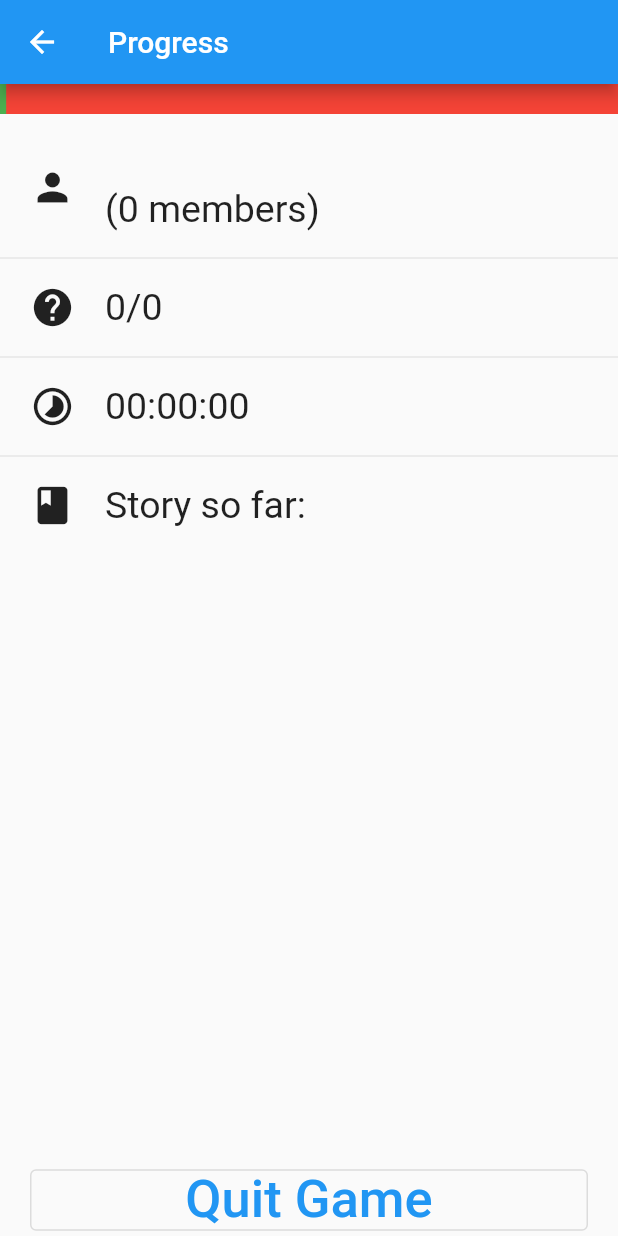
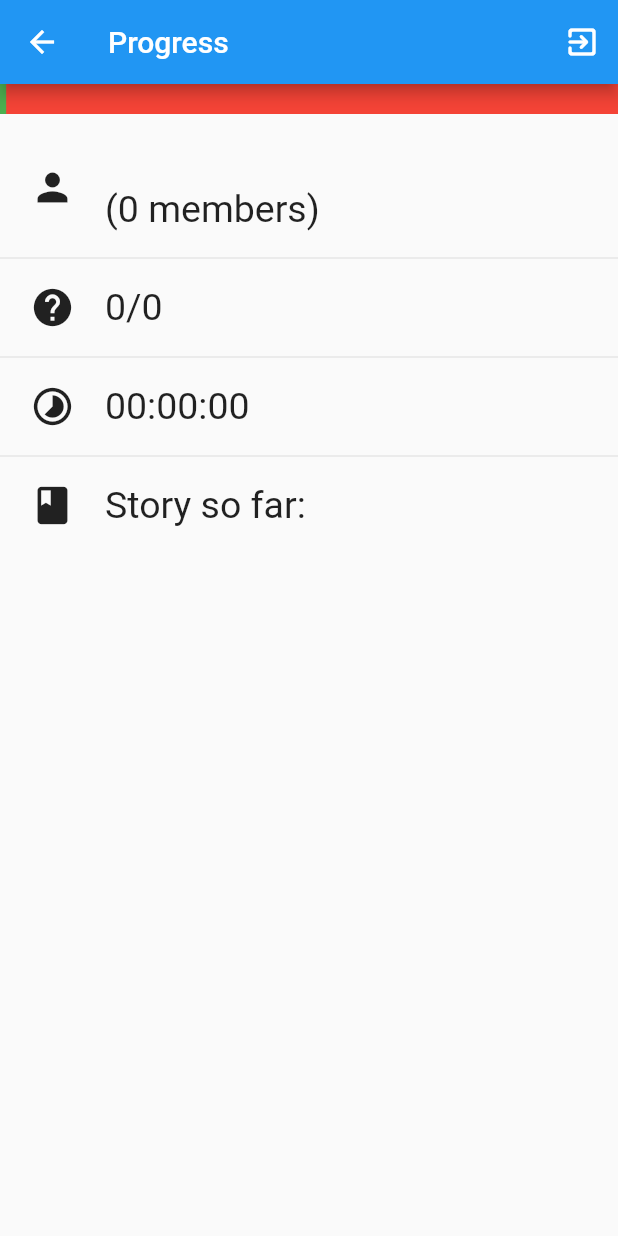
Before and after one commit to ubilab-ws20/puzzle1, a Flutter app: the GameMenuScreen screen opened directly, on a phone screen of 412 x 824 dp. Run offline on Flutter 3.47's test engine with Material 2 defaults, Android fonts, the light colour scheme and no system bars; our stand-ins replace audioplayers, fl_chart, flutter_blue, flutter_map, geolocator, latlong and 4 more; missing offline and left inert: beacons_plugin, motion_sensors, mqtt_client, noise_meter, user_location.

Commit message:
- Added fonts to be used in displayed story texts - Introduced StoryText class which handles different fonts for different kinds of story texts (narrator, AI) - Adapted story in speech bubble widgets & game overview screen with different fonts - Made game overview screen scrollable - Switched order of puzzle 2 & 3 - Added more information to game intro explanations - More little adjustments & improvements

```diff
--- a/lib/framework/game.dart
+++ b/lib/framework/game.dart
@@ -9,6 +9,7 @@ import 'package:ubilab_scavenger_hunt/puzzle_3/puzzle3.dart';
 import 'gameProgressBar.dart';
 import 'storyWidget.dart';
 import 'hint.dart';
+import 'storyText.dart';
 
 enum gameState {
   none,
@@ -17,14 +18,14 @@ enum gameState {
   introPuzzle1,
   puzzle1,
   outroPuzzle1,
+  searchPuzzle3,
+  introPuzzle3,
+  puzzle3,
+  outroPuzzle3,
   searchPuzzle2,
   introPuzzle2,
   puzzle2,
   outroPuzzle2,
-  searchPuzzle3,
-  introPuzzle3,
-  puzzle3,
-  outroPuzzle3,
   end,
 }
 
@@ -34,13 +35,13 @@ class Game {
   GlobalKey<StoryWidgetState> storyIntroWidgetyKey = GlobalKey();
   GlobalKey<StoryWidgetState> storyOutroWidgetyKey = GlobalKey();
   GlobalKey<GameProgressBarState> gameProgressBarStateKey = GlobalKey();
-  List<String> gameStartTexts = ["A few days ago something mysterious happened in Freiburg.",
-    "The famous and ingenious Prof. Dr. Y has disappeared and no one really knows what has happend to him.",
-    "The official version is that he is suffering from a severe illness.",
-    "But people who were working closely with him are heavily doubting this.",
-    "While thinking about the real reason for his disappearance you see a strange text message popping up on your phone. It says:",
-    "\"Scientists discovered the 6 key elements for a balanced, peaceful and happy life. The first one of them is healthy nutrition. So whY don't you go and search for the right food for you personal needs?\"",
-    "Strange..."
+  List<StoryText> gameStartTexts = [StoryText("A few days ago something mysterious happened in Freiburg.", false),
+    StoryText("The famous and ingenious Prof. Dr. Y has disappeared and no one really knows what has happend to him.", false),
+    StoryText("The official version is that he is suffering from a severe illness.", false),
+    StoryText("But people who were working closely with him are heavily doubting this.", false),
+    StoryText("While thinking about the real reason for his disappearance you see a strange text message popping up on your phone. It says:", false),
+    StoryText("Scientists discovered the 6 key elements for a balanced, peaceful and happy life. The first one of them is healthy nutrition. So whY don't you go and search for the right food for your personal needs?", true),
+    StoryText("Strange...", false)
   ];
 
   BuildContext _context;
@@ -51,7 +52,7 @@ class Game {
   PuzzleBase _puzzle;
 
   Stopwatch _stopWatch = Stopwatch();
-  List<String> _alreadyShownTexts = [];
+  List<StoryText> _alreadyShownTexts = [];
 
   List<Hint> _currentHints = [];
   int _totalHints = 0;
@@ -109,15 +110,19 @@ class Game {
     return "$_hintsUsed/$_totalHints";
   }
 
-  /// Getter for already shown texts.
-  List<String> getAlreadyShownTexts() {
-    return _alreadyShownTexts;
+  /// Getter (deep copy) for already shown texts.
+  List<StoryText> getAlreadyShownTexts() {
+    List<StoryText> alreadyShownTexts = [];
+    for (StoryText storyText in _alreadyShownTexts) {
+      alreadyShownTexts.add(StoryText(storyText.text, storyText.fromAi));
+    }
+    return alreadyShownTexts;
   }
 
   /// Adds new texts to the already shown ones, along with a seperator.
-  void _addTextsToAlreadyShown(List<String> texts) {
+  void addTextsToAlreadyShown(List<StoryText> texts) {
     if (_alreadyShownTexts.isNotEmpty) {
-      _alreadyShownTexts.add("- - - - - - - - - - - - - - -");
+      _alreadyShownTexts.add(StoryText("- - - - - - - - - - - - - - -", false));
     }
     _alreadyShownTexts.addAll(texts);
   }
@@ -157,7 +162,7 @@ class Game {
     _uuid = uuid.v1();
     _puzzle = null;
     _stopWatch.start();
-    _addTextsToAlreadyShown(gameStartTexts);
+    addTextsToAlreadyShown(gameStartTexts);
     nextState();
     return true;
   }
@@ -191,7 +196,7 @@ class Game {
       nextState();
       _puzzle.setFinishedCallback(onPuzzleFinished);
       storyIntroWidgetyKey.currentState.show(_puzzle.getIntroTexts(), onStartPuzzle, true);
-      _addTextsToAlreadyShown(_puzzle.getIntroTexts());
+      addTextsToAlreadyShown(_puzzle.getIntroTexts());
     }
   }
 
@@ -212,7 +217,7 @@ class Game {
     nextState();
     storyOutroWidgetyKey.currentState
         .show(_puzzle.getOutroTexts(), nextState, false);
-    _addTextsToAlreadyShown(_puzzle.getOutroTexts());
+    addTextsToAlreadyShown(_puzzle.getOutroTexts());
     _puzzle = null;
   }
 
@@ -280,7 +285,7 @@ class Game {
     _puzzle.setFinishedCallback(onPuzzleFinished);
     storyIntroWidgetyKey.currentState
         .show(_puzzle.getIntroTexts(), onStartPuzzle, true);
-    _addTextsToAlreadyShown(_puzzle.getIntroTexts());
+    addTextsToAlreadyShown(_puzzle.getIntroTexts());
   }
 
   void _testPrintState() {
--- a/lib/framework/gameMenuScreen.dart
+++ b/lib/framework/gameMenuScreen.dart
@@ -2,6 +2,8 @@ import 'package:flutter/material.dart';
 import 'dart:async';
 import 'game.dart';
 import 'gameProgressBar.dart';
+import 'storyText.dart';
+import 'hintScreen.dart';
 
 const String stringProgress = "Progress";
 const String stringQuitGame = "Quit Game";
@@ -36,6 +38,7 @@ class GameMenuScreen extends StatefulWidget {
 
 class _GameMenuScreenState extends State<GameMenuScreen> {
   Timer _timer;
+  List<StoryText> _storyTexts;
 
   @override
   void initState() {
@@ -43,6 +46,16 @@ class _GameMenuScreenState extends State<GameMenuScreen> {
     _timer = new Timer.periodic(new Duration(milliseconds: 25), (timer) {
       setState(() {});
     });
+    _storyTexts = Game.getInstance().getAlreadyShownTexts();
+    for (StoryText storyText in _storyTexts) {
+      if (!storyText.text.endsWith("\n\n")) {
+        if (storyText.text.endsWith("\n")) {
+          storyText.text += "\n";
+        } else {
+          storyText.text += "\n\n";
+        }
+      }
+    }
   }
 
   @override
@@ -50,11 +63,13 @@ class _GameMenuScreenState extends State<GameMenuScreen> {
     return Scaffold(
       appBar: AppBar(
         title: Text(stringProgress),
+        actions: [
+          hintIconButton(context),
+          _quitGameButton(context),
+        ],
       ),
       body: SafeArea(
-        child: Column(
-          mainAxisAlignment: MainAxisAlignment.center,
-          crossAxisAlignment: CrossAxisAlignment.stretch,
+        child: ListView(
           children: <Widget>[
             GameProgressBar(),
             _teamName(),
@@ -65,7 +80,6 @@ class _GameMenuScreenState extends State<GameMenuScreen> {
             Divider(),
             _storySoFar(),
             _alreadyShownTexts(),
-            _quitGameButton(context),
           ],
         ),
       ),
@@ -217,21 +231,30 @@ class _GameMenuScreenState extends State<GameMenuScreen> {
 
   /// Expanded Container with all already shown story texts.
   Widget _alreadyShownTexts() {
-    String wholeText = "";
-    List<String> texts = Game.getInstance().getAlreadyShownTexts();
-    for (String text in texts) {
-      wholeText += text + "\n\n";
+    List<TextSpan> textSpans = [];
+    String font = "";
+    for (StoryText storyText in _storyTexts) {
+      if (storyText.fromAi) {
+        font = fontAi;
+      } else {
+        font = fontNarration;
       }
-    return Expanded(
-      child: Container(
+      textSpans.add(
+        TextSpan(
+          text: storyText.text,
+          style: TextStyle(
+            fontFamily: font,
+            color: Colors.black,
+            fontSize: 15.0,
+          ),
+        )
+      );
+    }
+    return Container(
       margin: EdgeInsets.only(left: 40.0, right: 40.0, bottom: 30.0),
-        child: Scrollbar(
-          child: SingleChildScrollView(
-            child: Text(
-              wholeText,
-              style: TextStyle(fontSize: 15.0),
-            ),
-          ),
+      child: RichText(
+        text: TextSpan(
+          children: textSpans,
         ),
       ),
     );
@@ -239,15 +262,12 @@ class _GameMenuScreenState extends State<GameMenuScreen> {
 
   /// Quit game button.
   Widget _quitGameButton(BuildContext context) {
-    return Container(
-      margin: EdgeInsets.only(left: 20.0, right: 20.0),
-      child: OutlinedButton(
-        child: Text(
-          stringQuitGame,
-          style: TextStyle(fontSize: 35.0),
+    return IconButton(
+      icon: Icon(
+        Icons.exit_to_app_rounded,
+        color: Colors.white,
       ),
       onPressed: () { _onQuitGamePressed(context); },
-      ),
     );
   }
 }
--- a/lib/framework/introScreen.dart
+++ b/lib/framework/introScreen.dart
@@ -6,10 +6,12 @@ import 'package:ubilab_scavenger_hunt/framework/framework.dart';
 
 const String stringContinueToGame = "Continue";
 const String stringIntroText = "Hey there!\n\n"
-    "Before you start, we just wanna give you a few explanations and clues.\n\n"
-    "During this game you will have to solve different kinds of riddles. "
+    "Before you start, we wanna give you a few explanations and clues. Please carefully ready through them.\n\n"
+    "First of all: This game can only be played at the campus of the Faculty of Engineering of the University of Freiburg.\n\n"
+    "During the game you will have to solve different kinds of riddles. "
     "In order to do that, make sure that you carefully pay attention to everything "
     "that you see, hear and read. Hints can be anywhere!\n\n"
+    "Alternately you will have to search for specific locations and at these locations then solve riddles.\n\n"
     "From the top right corner of your screen you always can access your journal. "
     "As well as some hints, in case there are any available for your current situation.\n\n"
     "Also, make sure that your device has the following turned on and working:\n"
--- /dev/null
+++ b/lib/framework/storyText.dart
@@ -0,0 +1,8 @@
+const String fontNarration = "Roboto";
+const String fontAi = "VT323";
+
+class StoryText {
+  String text;
+  bool fromAi;
+  StoryText(this.text, this.fromAi);
+}
--- a/lib/puzzle_base/puzzleBase.dart
+++ b/lib/puzzle_base/puzzleBase.dart
@@ -1,5 +1,6 @@
 import 'package:flutter/material.dart';
 import 'package:latlong/latlong.dart';
+import 'package:ubilab_scavenger_hunt/framework/storyText.dart';
 
 abstract class PuzzleBase {
   Function onFinished;
@@ -13,7 +14,7 @@ abstract class PuzzleBase {
   }
 
   LatLng getStartLocation();
-  List<String> getIntroTexts();
-  List<String> getOutroTexts();
+  List<StoryText> getIntroTexts();
+  List<StoryText> getOutroTexts();
   void startPuzzle(BuildContext context);
 }
```
Also changed, not shown: lib/framework/storyWidget.dart (+17 -7 lines), lib/puzzle_1/puzzle1.dart (+15 -14 lines), lib/puzzle_2/puzzle2.dart (+11 -5 lines), lib/puzzle_3/puzzle3.dart (+12 -8 lines), pubspec.yaml (+11 -17 lines), assets/fonts/Pacifico.ttf (added), assets/fonts/SedgwickAve-Regular.ttf (added), assets/fonts/VT323-Regular.ttf (added), pubspec.lock, 2 other files. Lines whose indentation alone changed are shown as unchanged.
